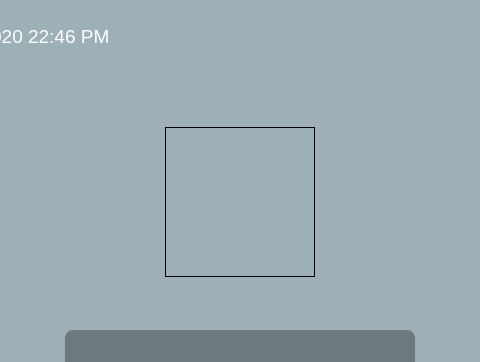
Above: 1_LoginScreen/mainwindow.ui from BarretRen/QtStudyNotes before the change; both pictures show x 160 to 640 and y 0 to 362 of the 800 by 600 pixel window. Below: the same form after it.
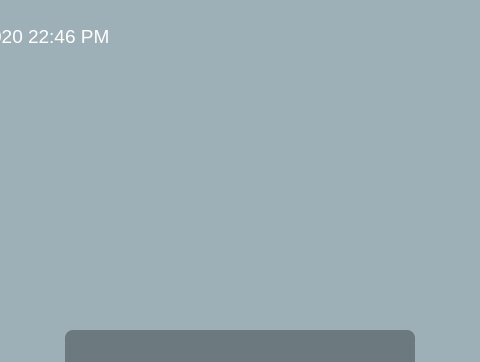
That is the form after the change. Icons and pictures are not drawn.

Commit message: add images and icons for login screen Signed-off-by: Barret Ren <barret.ren@outlook.com>

The edit to the form file:
```diff
--- a/1_LoginScreen/mainwindow.ui
+++ b/1_LoginScreen/mainwindow.ui
@@ -20,10 +20,9 @@
    <string>MainWindow</string>
   </property>
   <property name="styleSheet">
-   <string notr="true">#centralwidget { background: rgba(32, 80, 96, 100); }
+   <string notr="true">#centralwidget { background: rgba(32, 80, 96, 100); border-image: url(:/images/login_bg.png);}
 #topPanel {background-color: qlineargradient(spread:reflect, x1:0.5,
 y1:0, x2:0, y2:0, stop:0 rgba(91, 204, 233, 100), stop:1 rgba(32, 80, 96, 100));}
-#logo {border:1px solid}
 #loginForm {background: rgba(0, 0, 0, 80);border-radius: 8px}
 QLabel { color: white; }
 QLineEdit { border-radius: 3px;}
```
Left out of the diff: 29 changed lines with no effect on the pictures. The commit also changes 6 other files.
